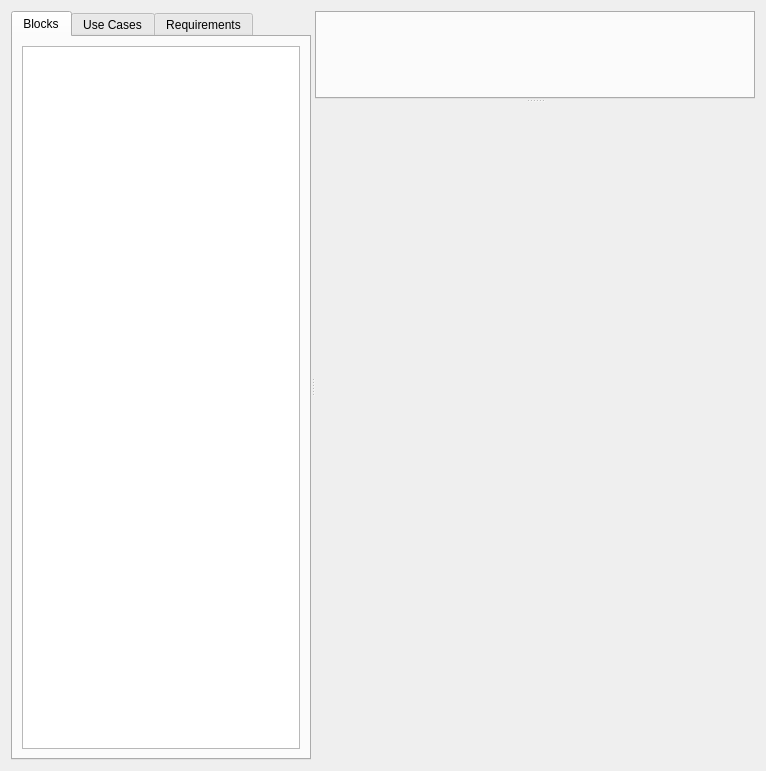
Before: the Qt Designer form src/gui/design/architecture_view.ui in archtool/archtool, drawn with Qt 5.
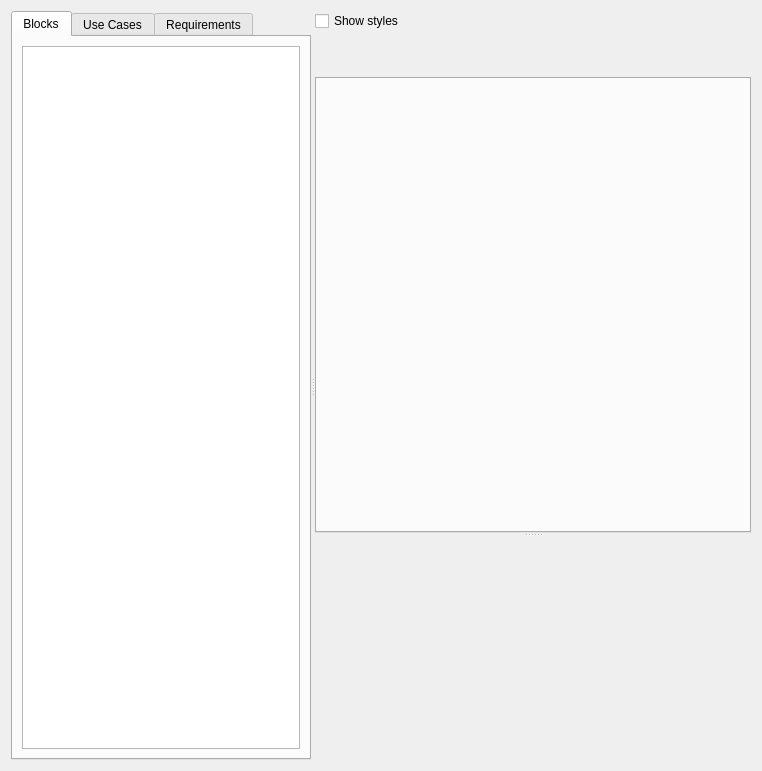
After: the same form once the commit is applied. The open tabs and pages were chosen to show the change.

Commit message: Added a style mechanism

The edit to the form file:
```diff
--- a/src/gui/design/architecture_view.ui
+++ b/src/gui/design/architecture_view.ui
@@ -6,7 +6,7 @@
    <rect>
     <x>0</x>
     <y>0</y>
-    <width>766</width>
+    <width>762</width>
     <height>771</height>
    </rect>
   </property>
@@ -261,7 +261,24 @@
       <widget class="QWidget" name="layoutWidget">
        <layout class="QVBoxLayout" name="verticalLayout_4">
         <item>
-         <layout class="QHBoxLayout" name="horizontalLayout_2"/>
+         <widget class="QCheckBox" name="btnShowStyles">
+          <property name="text">
+           <string>Show styles</string>
+          </property>
+         </widget>
+        </item>
+        <item>
+         <spacer name="verticalSpacer">
+          <property name="orientation">
+           <enum>Qt::Vertical</enum>
+          </property>
+          <property name="sizeHint" stdset="0">
+           <size>
+            <width>20</width>
+            <height>40</height>
+           </size>
+          </property>
+         </spacer>
         </item>
         <item>
          <widget class="QTabWidget" name="tabGraphicViews">
@@ -305,7 +322,7 @@
          <rect>
           <x>0</x>
           <y>0</y>
-          <width>439</width>
+          <width>435</width>
           <height>488</height>
          </rect>
         </property>
```
Left out of the diff: 2 changed lines with no effect on the pictures. The commit also changes 17 other files.
